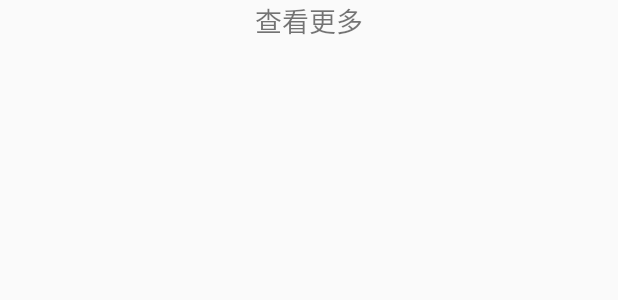
After one commit to andy6804tw/AirNews, an Android app: the layout footer_layout.xml on its own in the app's theme, with its tools: preview values and no code run, on a phone screen of 412 x 824 dp. The commit adds this screen. Shown: the top 300 px of the screen. Run offline under Robolectric (Android 15) with nearby library versions, the phone set to English and light mode, and no system bars.

Commit message:
新增PullReflashView

```diff
--- a/app/build.gradle
+++ b/app/build.gradle
@@ -34,5 +34,6 @@ dependencies {
     compile 'com.android.support:support-v4:25.3.1'
     compile 'com.android.support:recyclerview-v7:25.3.1'
     compile 'com.android.support:cardview-v7:25.3.1'
+    compile 'com.wj.refresh:PullRefreshLayout:1.0.1'
     testCompile 'junit:junit:4.12'
 }
--- a/app/src/main/java/com/openweather/airnews/MainActivity.java
+++ b/app/src/main/java/com/openweather/airnews/MainActivity.java
@@ -31,7 +31,7 @@ import java.util.List;
 
 public class MainActivity extends AppCompatActivity {
     private Document document;
-    public ArrayList<DataModel> list;
+    public static ArrayList<DataModel> list;
     private ViewPager viewPager;
     private DachshundTabLayout tabLayout;
     private ViewPagerAdapter viewPagerAdapter;
--- /dev/null
+++ b/app/src/main/res/layout/footer_layout.xml
@@ -0,0 +1,13 @@
+<?xml version="1.0" encoding="utf-8"?>
+<LinearLayout xmlns:android="http://schemas.android.com/apk/res/android"
+    android:layout_width="match_parent"
+    android:layout_height="wrap_content"
+    android:orientation="vertical">
+
+    <TextView
+        android:layout_width="wrap_content"
+        android:layout_height="wrap_content"
+        android:layout_gravity="center_horizontal"
+        android:text="查看更多"
+        android:textSize="18dp" />
+</LinearLayout>
```
Also changed, not shown: app/src/main/java/com/openweather/airnews/Adapter/RecyclerAdapter.java (+29 -10 lines), app/src/main/java/com/openweather/airnews/Fragment/NewsFragment.java (+34 -1 lines), app/src/main/res/layout/fragment_news.xml (+9 -3 lines).
